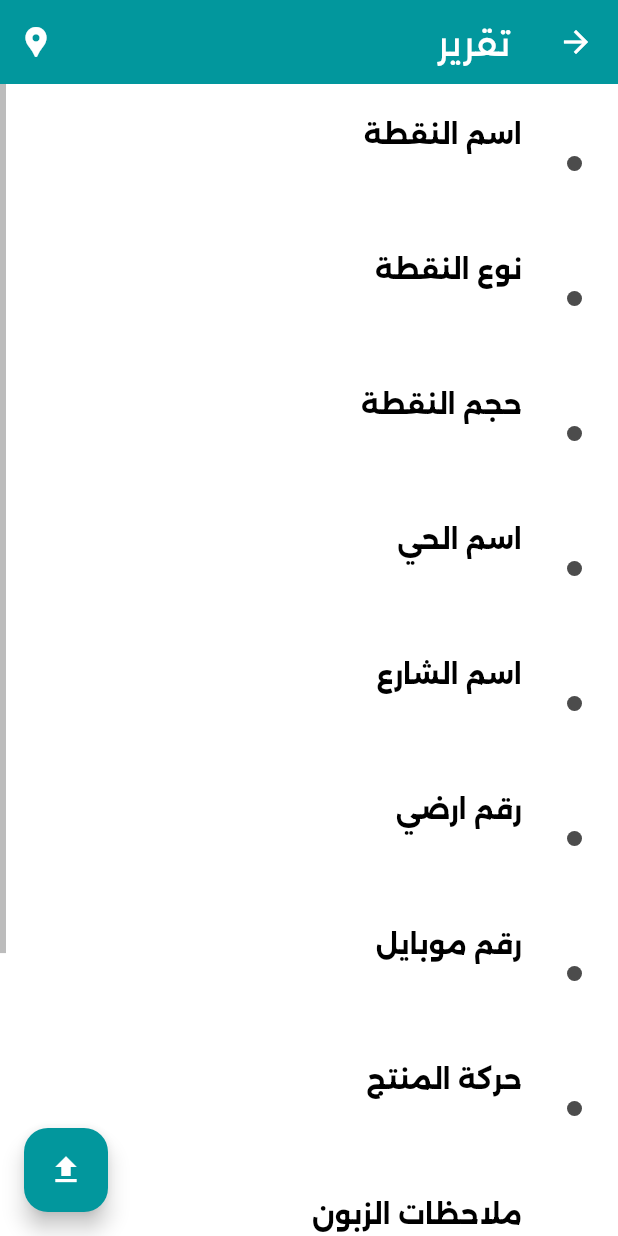
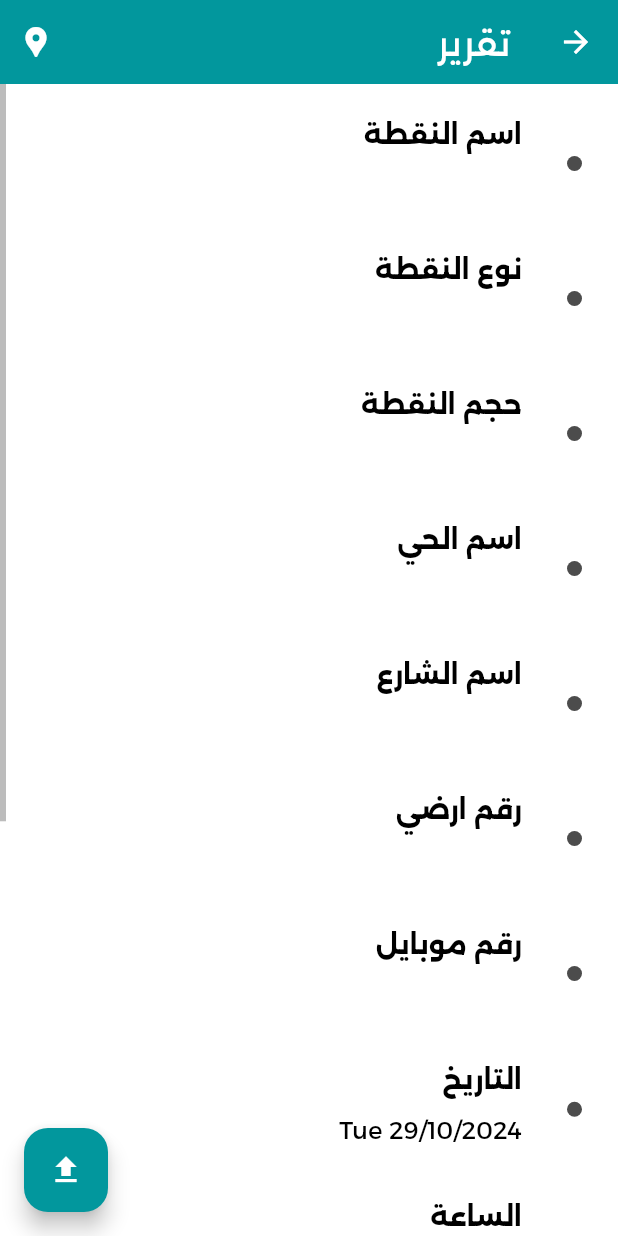
Before and after one commit to abd-Mohsen/Lelia-app, a Flutter app: the ReportView screen opened directly with empty values, on a phone screen of 412 x 824 dp. Run offline on Flutter 3.47's test engine with Material 3 defaults, Android fonts, the phone set to English and light mode, and no system bars; our stand-ins replace carousel_slider, dotted_border, dropdown_search, flutter_spinkit, geolocator, get and 7 more; missing offline and left inert: excel, flutter_osm_plugin; accounts and stored records are empty.

Commit message:
added details to dates in reports view and card

```diff
--- a/lib/views/components/report_card.dart
+++ b/lib/views/components/report_card.dart
@@ -22,9 +22,10 @@ class ReportCard extends StatelessWidget {
       ),
       subtitle: Text(
         //todo: show what day (in weeks)
-        "${Jiffy.parseFromDateTime(report.date).format(pattern: "d / M / y")}  ${Jiffy.parseFromDateTime(report.date).jms}",
+        "${Jiffy.parseFromDateTime(report.date).E} ${Jiffy.parseFromDateTime(report.date).format(pattern: "d/M/y")}"
+        "  ${Jiffy.parseFromDateTime(report.date).jm}",
         //" ${report.date.hour}:${report.date.minute}",
-        style: tt.labelLarge!.copyWith(color: cs.onBackground),
+        style: tt.labelLarge!.copyWith(color: cs.onSurface.withOpacity(0.7)),
       ),
       trailing: (supervisor ?? false)
           ? null
--- a/lib/views/report_view.dart
+++ b/lib/views/report_view.dart
@@ -4,6 +4,7 @@ import 'package:carousel_slider/carousel_slider.dart';
 import 'package:flutter/material.dart';
 import 'package:flutter_spinkit/flutter_spinkit.dart';
 import 'package:get/get.dart';
+import 'package:jiffy/jiffy.dart';
 import 'package:lelia/controllers/local_reports_controller.dart';
 import 'package:lelia/models/report_model.dart';
 import 'package:smooth_page_indicator/smooth_page_indicator.dart';
@@ -114,6 +115,12 @@ class ReportView extends StatelessWidget {
             ReportField(title: "اسم الشارع", value: report.street),
             ReportField(title: "رقم ارضي", value: report.landline),
             ReportField(title: "رقم موبايل", value: report.mobile),
+            ReportField(
+              title: "التاريخ",
+              value: "${Jiffy.parseFromDateTime(report.date).E} "
+                  "${Jiffy.parseFromDateTime(report.date).format(pattern: "d/M/y")}",
+            ),
+            ReportField(title: "الساعة", value: "${Jiffy.parseFromDateTime(report.date).jms}"),
             ReportField(title: "حركة المنتج", value: report.status ?? "غير متواجد"),
             ReportField(title: "ملاحظات الزبون", value: report.notes ?? ""),
             report.images.isEmpty
```
